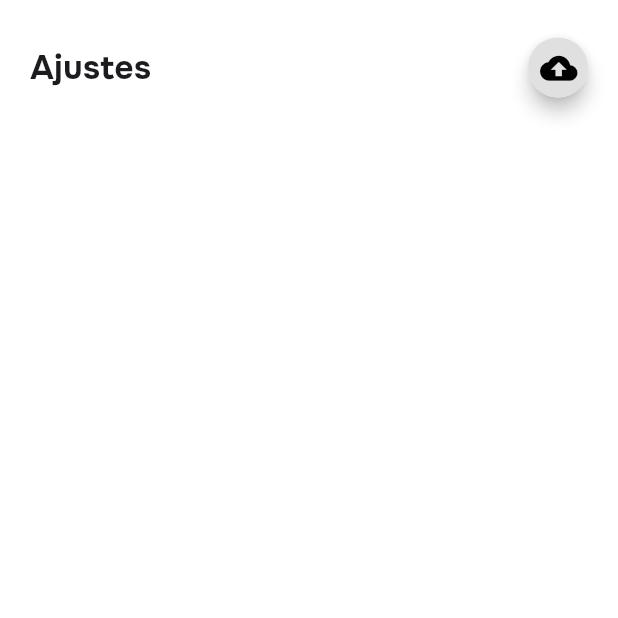
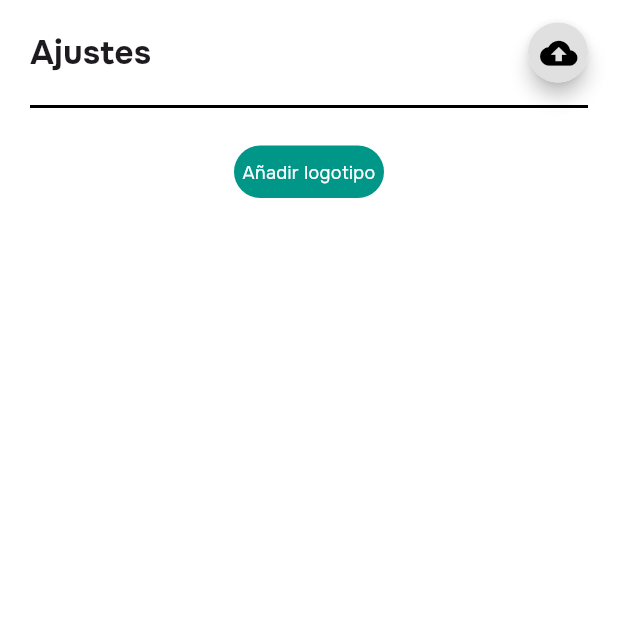
Before and after one commit to HanJian16/Ballots-Template, a Flutter app: the screen it shows after launch, on a phone screen of 412 x 824 dp, the top half of it. Run offline on Flutter 3.47's test engine with Material 3 defaults, Android fonts, the phone set to English and light mode, and no system bars; our stand-ins replace get, google_fonts.

Commit message:
Agregando SafeArea y avances del form

```diff
--- a/frontend/ballots_template_flutter/lib/screens/form_register.dart
+++ b/frontend/ballots_template_flutter/lib/screens/form_register.dart
@@ -37,7 +37,7 @@ class FormRegisterScreen extends StatelessWidget {
       child: SingleChildScrollView(
         child: Column(
           children: [
-            const SizedBox(height: 25),
+            // const SizedBox(height: 25),
             Row(
               mainAxisAlignment: MainAxisAlignment.spaceBetween,
               children: [
@@ -70,7 +70,29 @@ class FormRegisterScreen extends StatelessWidget {
                 ),
               ],
             ),
-            // Agrega más widgets aquí
+            const SizedBox(height: 15),
+            Container(
+              height: 2,
+              color: Colors.black,
+            ),
+            const SizedBox(height: 25),
+            Container(
+              alignment: Alignment.center,
+              decoration: BoxDecoration(
+                color: Colors.teal.shade500,
+                borderRadius: BorderRadius.circular(20),
+              ),
+              height: 35,
+              width: 100,
+              child: Text(
+                "Añadir logotipo",
+                style: GoogleFonts.onest(
+                  fontSize: 12,
+                  color: Color(0xFFFFFFFF),
+                ),
+                textAlign: TextAlign.center,
+              ),
+            ),
           ],
         ),
       ),
--- a/frontend/ballots_template_flutter/lib/widgets/screen_container.dart
+++ b/frontend/ballots_template_flutter/lib/widgets/screen_container.dart
@@ -7,11 +7,13 @@ class ScreenContainer extends StatelessWidget {
 
   @override
   Widget build(BuildContext context) {
-    return Scaffold(
-      backgroundColor: Colors.white,
-      body: Container(
-        padding: const EdgeInsets.symmetric(horizontal: 20),
-        child: child,
+    return SafeArea(
+      child: Scaffold(
+        backgroundColor: Colors.white,
+        body: Container(
+          padding: const EdgeInsets.symmetric(horizontal: 20, vertical: 15),
+          child: child,
+        ),
       ),
     );
   }
```
